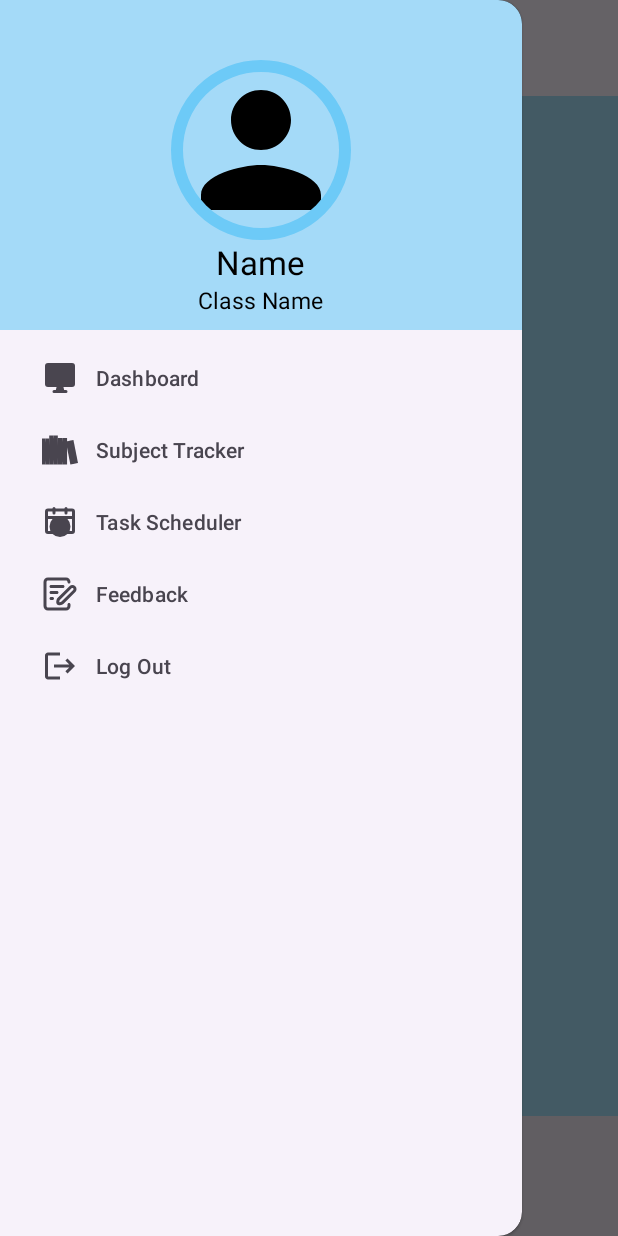
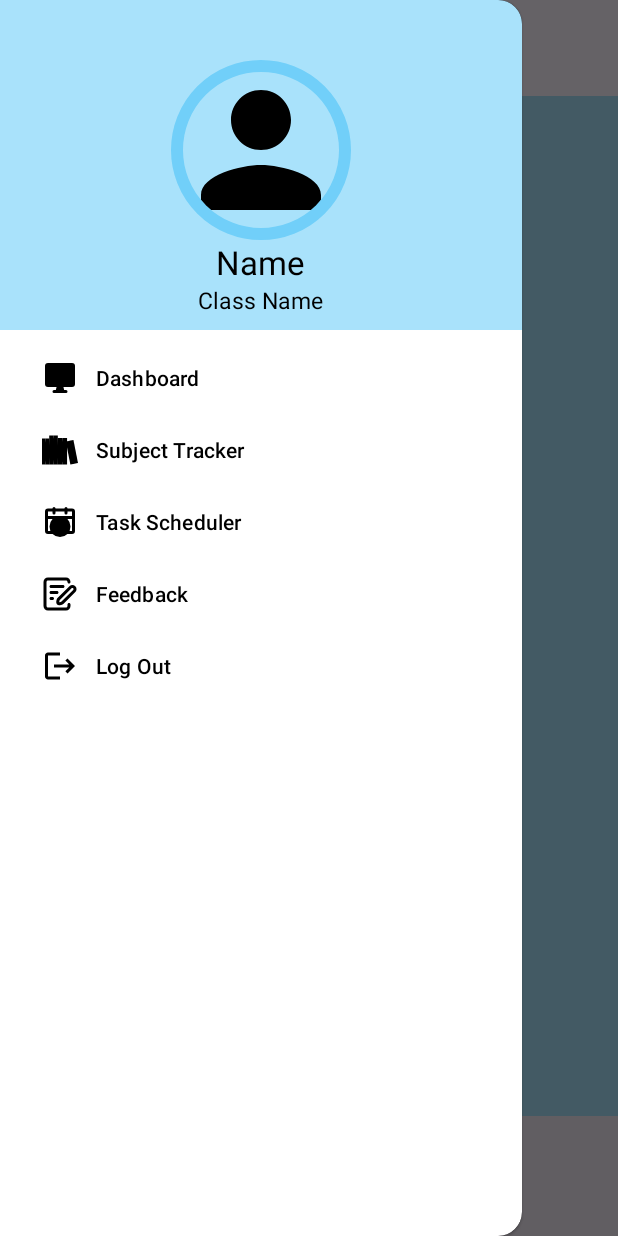
Before and after one commit to Samy2206/SGS, an Android app: the screen it shows after launch once a user with an empty profile is signed in (Drawer_layout), with the side drawer open, on a phone screen of 412 x 824 dp. Run offline under Robolectric (Android 15) with nearby library versions, the light colour scheme and no system bars; our stand-ins replace CircleImageView, Firebase (no records; nobody signed in at launch, a user with empty details on screens opened directly).

Commit message:
ripple added

```diff
--- a/App/SGS/app/src/main/res/layout/activity_drawer_layout.xml
+++ b/App/SGS/app/src/main/res/layout/activity_drawer_layout.xml
@@ -28,6 +28,10 @@
         android:fitsSystemWindows="true"
         app:headerLayout="@layout/header_layout"
         android:id="@+id/navigationView"
+        app:itemRippleColor="@color/mainPrimaryDarkColor"
+        app:itemIconTint="@color/black"
+        android:background="@color/mainWindowBackground"
+        app:itemTextColor="@color/black"
     />
 
 </androidx.drawerlayout.widget.DrawerLayout>
```
